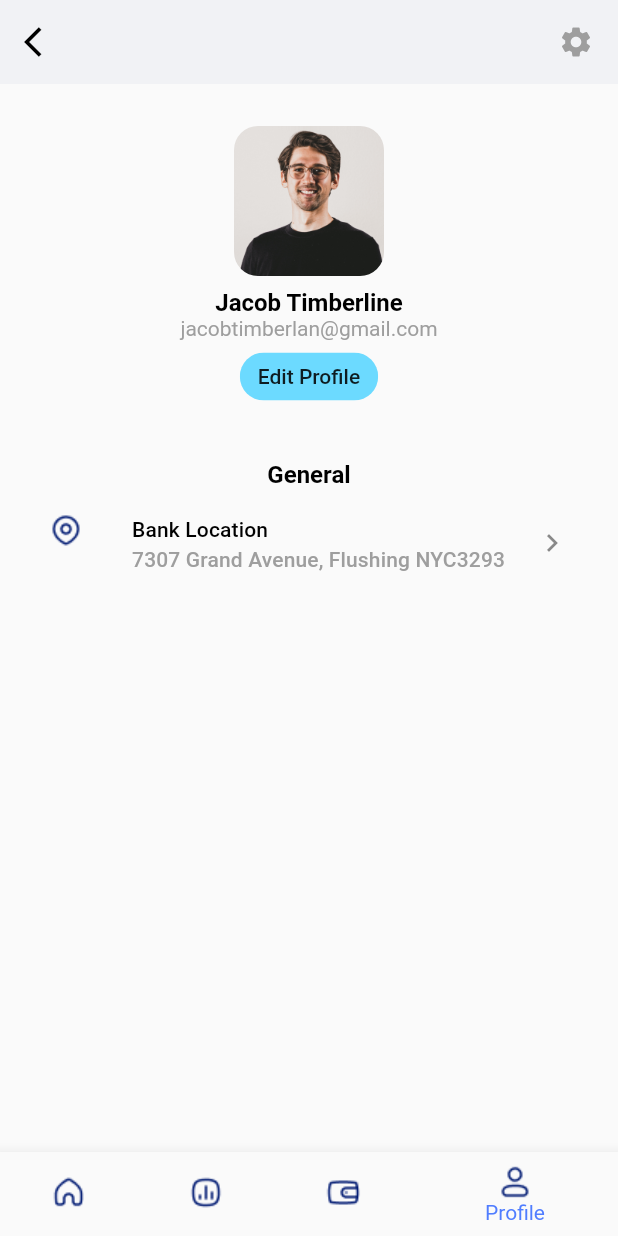
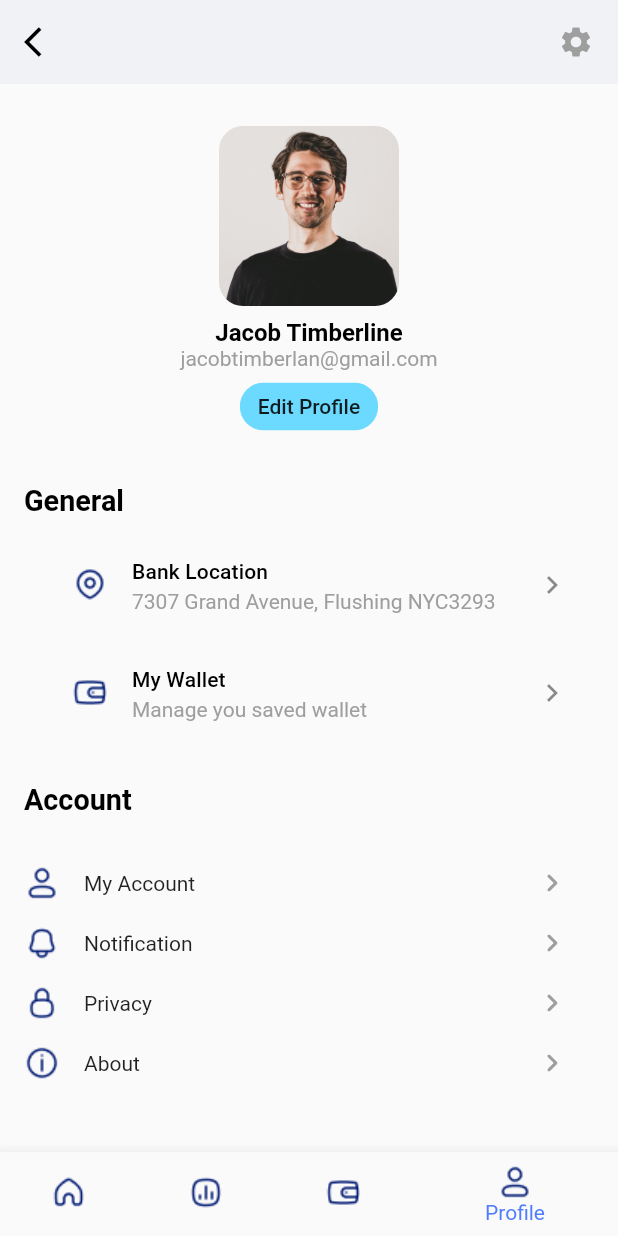
Before and after one commit to maazjnr/money_manager_app_ui, a Flutter app: the screen it shows after launch, item 4 of the bottom bar chosen, on a phone screen of 412 x 824 dp. Run offline on Flutter 3.47's test engine with Material 2 defaults, Android fonts, the phone set to English and light mode, and no system bars.

Commit message:
project completed

```diff
--- a/lib/screens/home_profile_tab.dart
+++ b/lib/screens/home_profile_tab.dart
@@ -1,5 +1,7 @@
 import 'package:flutter/material.dart';
 import 'package:money_manager_app/utils/constants.dart';
+
+import '../widget/profileAccountInfoTile.dart';
 
 class HomeProfileTab extends StatefulWidget {
   const HomeProfileTab({super.key});
@@ -49,7 +51,7 @@ class _HomeProfileTabState extends State<HomeProfileTab> {
                             Radius.circular(defaultSpacing)),
                         child: Image.asset(
                           'assets/images/avatar.jpeg',
-                          width: 100,
+                          width: 120,
                         ),
                       ),
                       const SizedBox(
@@ -78,16 +80,68 @@ class _HomeProfileTabState extends State<HomeProfileTab> {
               Expanded(
                 flex: 2,
                 child: Column(
+                  crossAxisAlignment: CrossAxisAlignment.start,
                   children: [
+                    const SizedBox(
+                      height: defaultSpacing,
+                    ),
                     Text(
                       'General',
                       style: Theme.of(context).textTheme.subtitle1?.copyWith(
-                          fontWeight: FontWeight.w700, color: Colors.black),
+                          fontWeight: FontWeight.w700,
+                          color: Colors.black,
+                          fontSize: defaultSpacing * 1.2),
+                    ),
+                    const SizedBox(
+                      height: defaultSpacing / 2,
+                    ),
+                    const ProfileGeneralInfoTile(
+                        title: 'Bank Location',
+                        subTitle: '7307 Grand Avenue, Flushing NYC3293',
+                        imageUrl: 'assets/icons/location-1.png'),
+                    const ProfileGeneralInfoTile(
+                        title: 'My Wallet',
+                        subTitle: 'Manage you saved wallet',
+                        imageUrl: 'assets/icons/wallet.png'),
+
+                    const SizedBox(
+                      height: defaultSpacing * 1.5,
+                    ),
+                    Text(
+                      'Account',
+                      style: Theme.of(context).textTheme.subtitle1?.copyWith(
+                          fontWeight: FontWeight.w700,
+                          color: Colors.black,
+                          fontSize: defaultSpacing * 1.2),
+                    ),
+
+                    //TODO build account widgets
+
+                    const SizedBox(
+                      height: defaultSpacing * 2,
+                    ),
+
+                    const ProfileAccountInfoTile(
+                        iconUrl: 'assets/icons/user-1.png',
+                        heading: 'My Account'),
+                    const SizedBox(
+                      height: defaultSpacing,
                     ),
                     const ProfileAccountInfoTile(
-                        title: 'Bank Location',
-                        subTitle: '7307 Grand Avenue, Flushing NYC3293',
-                        imageUrl: 'assets/icons/location-1.png')
+                        iconUrl: 'assets/icons/bell.png',
+                        heading: 'Notification'),
+                    const SizedBox(
+                      height: defaultSpacing,
+                    ),
+                    const ProfileAccountInfoTile(
+                        iconUrl: 'assets/icons/lock-on.png',
+                        heading: 'Privacy'),
+                    const SizedBox(
+                      height: defaultSpacing,
+                    ),
+                    const ProfileAccountInfoTile(
+                        iconUrl: 'assets/icons/info-circle.png',
+                        heading: 'About'),
                   ],
                 ),
               )
@@ -98,39 +152,3 @@ class _HomeProfileTabState extends State<HomeProfileTab> {
     );
   }
 }
-
-class ProfileAccountInfoTile extends StatelessWidget {
-  final String title;
-  final String subTitle;
-  final String imageUrl;
-
-  const ProfileAccountInfoTile(
-      {super.key,
-      required this.title,
-      required this.subTitle,
-      required this.imageUrl});
-
-  @override
-  Widget build(BuildContext context) {
-    return Container(
-      child: ListTile(
-        leading: Image.asset(imageUrl),
-        title: Text(
-          title,
-          style: Theme.of(context)
-              .textTheme
-              .subtitle2
-              ?.copyWith(color: Colors.black),
-        ),
-        subtitle: Text(
-          subTitle,
-          style: Theme.of(context)
-              .textTheme
-              .subtitle2
-              ?.copyWith(color: Colors.grey),
-        ),
-        trailing: const Icon(Icons.keyboard_arrow_right),
-      ),
-    );
-  }
-}
--- /dev/null
+++ b/lib/widget/profileAccountInfoTile.dart
@@ -0,0 +1,76 @@
+import 'package:flutter/material.dart';
+
+import '../utils/constants.dart';
+
+class ProfileGeneralInfoTile extends StatelessWidget {
+  final String title;
+  final String subTitle;
+  final String imageUrl;
+
+  const ProfileGeneralInfoTile(
+      {super.key,
+      required this.title,
+      required this.subTitle,
+      required this.imageUrl});
+
+  @override
+  Widget build(BuildContext context) {
+    return ListTile(
+      leading: Padding(
+        padding: const EdgeInsets.only(
+            left: defaultSpacing, top: defaultSpacing / 2),
+        child: Image.asset(
+          imageUrl,
+          fit: BoxFit.cover,
+        ),
+      ),
+      title: Text(
+        title,
+        style: Theme.of(context)
+            .textTheme
+            .subtitle2
+            ?.copyWith(color: Colors.black),
+      ),
+      subtitle: Text(
+        subTitle,
+        style:
+            Theme.of(context).textTheme.bodyText2?.copyWith(color: Colors.grey),
+      ),
+      trailing: const Icon(Icons.keyboard_arrow_right),
+    );
+  }
+}
+
+class ProfileAccountInfoTile extends StatelessWidget {
+  final String iconUrl;
+  final String heading;
+
+  const ProfileAccountInfoTile(
+      {super.key, required this.iconUrl, required this.heading});
+
+  @override
+  Widget build(BuildContext context) {
+    // ignore: avoid_unnecessary_containers
+    return Container(
+      child: Row(
+        mainAxisAlignment: MainAxisAlignment.spaceBetween,
+        children: [
+          Image.asset(iconUrl),
+          Padding(
+              padding: const EdgeInsets.symmetric(horizontal: defaultSpacing),
+              child: Text(heading)),
+          const Expanded(
+            flex: 1,
+            child: Padding(
+              padding: EdgeInsets.only(right: defaultSpacing),
+              child: Align(
+                  alignment: Alignment.centerRight,
+                  child: Icon(Icons.keyboard_arrow_right_rounded,
+                  color: Colors.grey,)),
+            ),
+          )
+        ],
+      ),
+    );
+  }
+}
```
